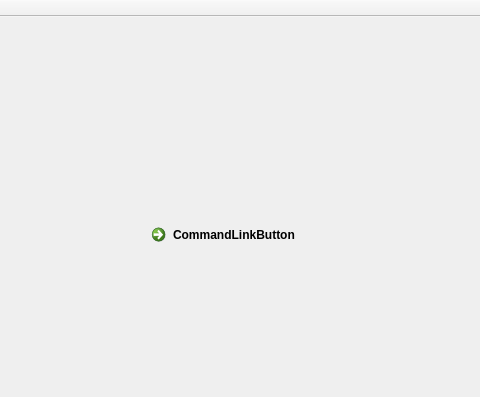
Above: mainwindow.ui from op07n/VisGuider before the change; both pictures show x 96 to 576 and y 0 to 397 of the 984 by 700 pixel window. Below: the same form after it.
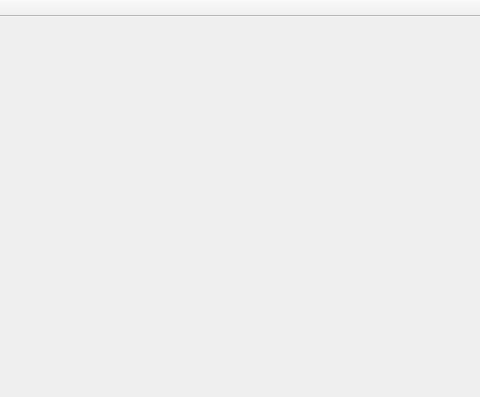
That is the form after the change.

The edit to the form file:
```diff
--- a/mainwindow.ui
+++ b/mainwindow.ui
@@ -14,19 +14,6 @@
    <string>MainWindow</string>
   </property>
   <widget class="QWidget" name="centralWidget">
-   <widget class="QCommandLinkButton" name="commandLinkButton">
-    <property name="geometry">
-     <rect>
-      <x>240</x>
-      <y>200</y>
-      <width>193</width>
-      <height>41</height>
-     </rect>
-    </property>
-    <property name="text">
-     <string>CommandLinkButton</string>
-    </property>
-   </widget>
    <widget class="QWidget" name="mapWidget" native="true">
     <property name="geometry">
      <rect>
```
Left out of the diff: 2 changed lines with no effect on the pictures.
